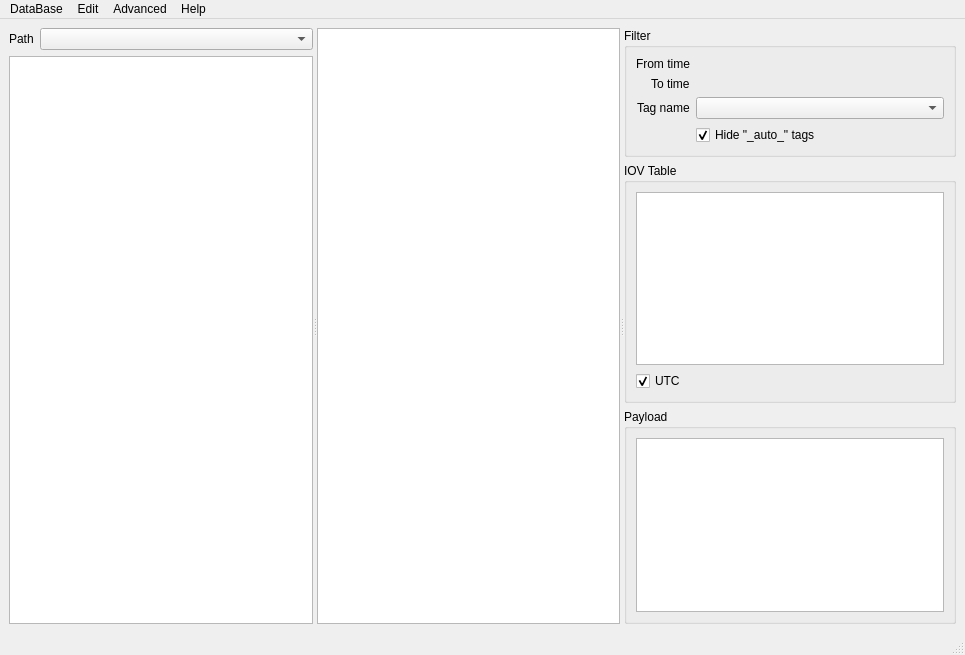
This is Tools/CondDBUI/qt_resources/MainWindow.ui in pseyfertinsecurelogin/LHCb as Qt 5 draws it before an edit. The edited form follows.
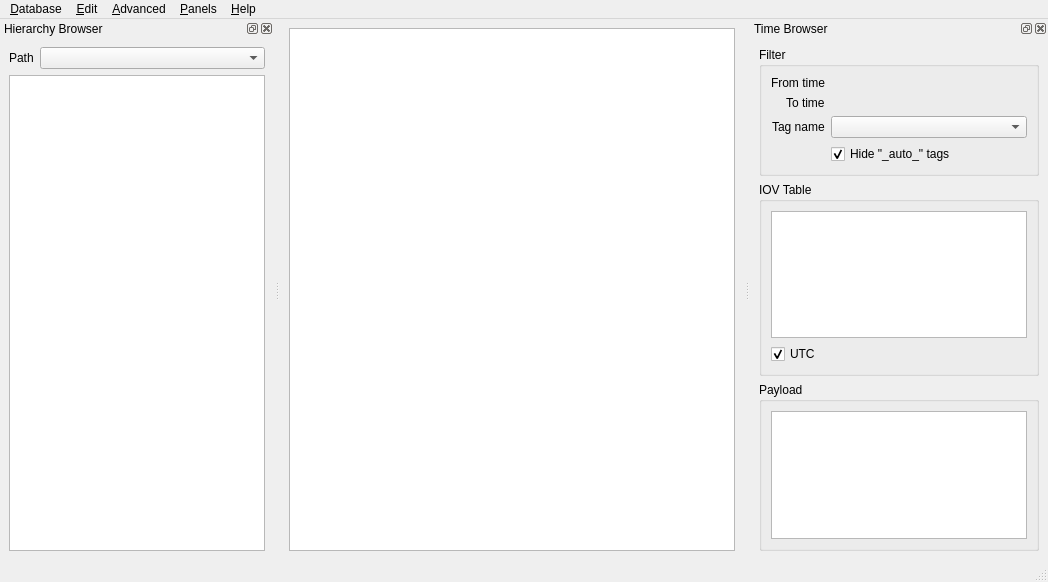
This is the edited form. Icons and pictures are not drawn. Custom widgets are drawn as their Qt base class.

```diff
--- a/Tools/CondDBUI/qt_resources/MainWindow.ui
+++ b/Tools/CondDBUI/qt_resources/MainWindow.ui
@@ -6,8 +6,8 @@
    <rect>
     <x>0</x>
     <y>0</y>
-    <width>965</width>
-    <height>655</height>
+    <width>1048</width>
+    <height>582</height>
    </rect>
   </property>
   <property name="windowTitle" >
@@ -18,244 +18,15 @@
     <normaloff>:/icons/icon.png</normaloff>:/icons/icon.png</iconset>
   </property>
   <widget class="QWidget" name="mainPanel" >
-   <layout class="QVBoxLayout" name="mainPanelLayout" >
-    <property name="margin" >
-     <number>9</number>
-    </property>
+   <layout class="QVBoxLayout" name="verticalLayout_5" >
     <item>
-     <widget class="QSplitter" name="mainWidget" >
-      <property name="orientation" >
-       <enum>Qt::Horizontal</enum>
+     <widget class="SearchableTextEdit" name="dataView" >
+      <property name="acceptDrops" >
+       <bool>false</bool>
       </property>
-      <widget class="QWidget" native="1" name="browsePanel" >
-       <layout class="QVBoxLayout" name="browsePanelLayout" >
-        <property name="margin" >
-         <number>0</number>
-        </property>
-        <item>
-         <widget class="QWidget" native="1" name="pathPanel" >
-          <layout class="QHBoxLayout" name="horizontalLayout" >
-           <property name="margin" >
-            <number>0</number>
-           </property>
-           <item>
-            <widget class="QLabel" name="pathLabel" >
-             <property name="sizePolicy" >
-              <sizepolicy vsizetype="Preferred" hsizetype="Minimum" >
-               <horstretch>0</horstretch>
-               <verstretch>0</verstretch>
-              </sizepolicy>
-             </property>
-             <property name="text" >
-              <string>Path</string>
-             </property>
-            </widget>
-           </item>
-           <item>
-            <widget class="QComboBox" name="pathComboBox" >
-             <property name="sizePolicy" >
-              <sizepolicy vsizetype="Fixed" hsizetype="Expanding" >
-               <horstretch>0</horstretch>
-               <verstretch>0</verstretch>
-              </sizepolicy>
-             </property>
-             <property name="editable" >
-              <bool>false</bool>
-             </property>
-             <property name="insertPolicy" >
-              <enum>QComboBox::NoInsert</enum>
-             </property>
-            </widget>
-           </item>
-          </layout>
-         </widget>
-        </item>
-        <item>
-         <widget class="QTreeView" name="hierarchyTreeView" >
-          <property name="editTriggers" >
-           <set>QAbstractItemView::NoEditTriggers</set>
-          </property>
-          <property name="showDropIndicator" stdset="0" >
-           <bool>false</bool>
-          </property>
-          <property name="headerHidden" >
-           <bool>true</bool>
-          </property>
-         </widget>
-        </item>
-       </layout>
-      </widget>
-      <widget class="QTextEdit" name="dataView" >
-       <property name="acceptDrops" >
-        <bool>false</bool>
-       </property>
-       <property name="undoRedoEnabled" >
-        <bool>false</bool>
-       </property>
-       <property name="acceptRichText" >
-        <bool>false</bool>
-       </property>
-       <property name="textInteractionFlags" >
-        <set>Qt::TextSelectableByKeyboard|Qt::TextSelectableByMouse</set>
-       </property>
-      </widget>
-      <widget class="QWidget" native="1" name="filterPanel" >
-       <layout class="QVBoxLayout" name="filterPanelLayout" >
-        <property name="margin" >
-         <number>0</number>
-        </property>
-        <item>
-         <widget class="QGroupBox" name="iovTagFilterGroupBox" >
-          <property name="sizePolicy" >
-           <sizepolicy vsizetype="Minimum" hsizetype="Preferred" >
-            <horstretch>0</horstretch>
-            <verstretch>0</verstretch>
-           </sizepolicy>
-          </property>
-          <property name="title" >
-           <string>Filter</string>
-          </property>
-          <layout class="QFormLayout" name="iovTagFilterLayout" >
-           <property name="fieldGrowthPolicy" >
-            <enum>QFormLayout::ExpandingFieldsGrow</enum>
-           </property>
-           <property name="labelAlignment" >
-            <set>Qt::AlignBottom|Qt::AlignRight|Qt::AlignTrailing</set>
-           </property>
-           <property name="formAlignment" >
-            <set>Qt::AlignLeading|Qt::AlignLeft|Qt::AlignTop</set>
-           </property>
-           <item row="0" column="0" >
-            <widget class="QLabel" name="sinceLabel" >
-             <property name="text" >
-              <string>From time</string>
-             </property>
-            </widget>
-           </item>
-           <item row="1" column="0" >
-            <widget class="QLabel" name="untilLabel" >
-             <property name="text" >
-              <string>To time</string>
-             </property>
-            </widget>
-           </item>
-           <item row="2" column="0" >
-            <widget class="QLabel" name="tagLabel" >
-             <property name="text" >
-              <string>Tag name</string>
-             </property>
-            </widget>
-           </item>
-           <item row="2" column="1" >
-            <widget class="QComboBox" name="tagComboBox" >
-             <property name="sizePolicy" >
-              <sizepolicy vsizetype="Fixed" hsizetype="Expanding" >
-               <horstretch>0</horstretch>
-               <verstretch>0</verstretch>
-              </sizepolicy>
-             </property>
-            </widget>
-           </item>
-           <item row="3" column="1" >
-            <widget class="QCheckBox" name="hideAutoCheckBox" >
-             <property name="toolTip" >
-              <string>If checked, the special tags starting with "_auto_" are not displayed.</string>
-             </property>
-             <property name="text" >
-              <string>Hide "_auto_" tags</string>
-             </property>
-             <property name="checked" >
-              <bool>true</bool>
-             </property>
-            </widget>
-           </item>
-           <item row="0" column="1" >
-            <widget class="TimePointEdit" native="1" name="sinceFilterWidget" >
-             <property name="sizePolicy" >
-              <sizepolicy vsizetype="Minimum" hsizetype="MinimumExpanding" >
-               <horstretch>0</horstretch>
-               <verstretch>0</verstretch>
-              </sizepolicy>
-             </property>
-            </widget>
-           </item>
-           <item row="1" column="1" >
-            <widget class="TimePointEdit" native="1" name="untilFilterWidget" >
-             <property name="sizePolicy" >
-              <sizepolicy vsizetype="Minimum" hsizetype="MinimumExpanding" >
-               <horstretch>0</horstretch>
-               <verstretch>0</verstretch>
-              </sizepolicy>
-             </property>
-            </widget>
-           </item>
-          </layout>
-         </widget>
-        </item>
-        <item>
-         <widget class="QGroupBox" name="iovTableGroupBox" >
-          <property name="sizePolicy" >
-           <sizepolicy vsizetype="Expanding" hsizetype="Expanding" >
-            <horstretch>0</horstretch>
-            <verstretch>0</verstretch>
-           </sizepolicy>
-          </property>
-          <property name="title" >
-           <string>IOV Table</string>
-          </property>
-          <layout class="QVBoxLayout" name="verticalLayout" >
-           <item>
-            <widget class="QTableView" name="iovView" >
-             <property name="enabled" >
-              <bool>true</bool>
-             </property>
-             <property name="editTriggers" >
-              <set>QAbstractItemView::NoEditTriggers</set>
-             </property>
-             <property name="selectionMode" >
-              <enum>QAbstractItemView::SingleSelection</enum>
-             </property>
-             <property name="selectionBehavior" >
-              <enum>QAbstractItemView::SelectRows</enum>
-             </property>
-            </widget>
-           </item>
-           <item>
-            <widget class="QCheckBox" name="iovUTCCheckBox" >
-             <property name="toolTip" >
-              <string>Show the IoVs as UTC</string>
-             </property>
-             <property name="text" >
-              <string>UTC</string>
-             </property>
-             <property name="checked" >
-              <bool>true</bool>
-             </property>
-            </widget>
-           </item>
-          </layout>
-         </widget>
-        </item>
-        <item>
-         <widget class="QGroupBox" name="payloadGroupBox" >
-          <property name="sizePolicy" >
-           <sizepolicy vsizetype="Expanding" hsizetype="Expanding" >
-            <horstretch>0</horstretch>
-            <verstretch>0</verstretch>
-           </sizepolicy>
-          </property>
-          <property name="title" >
-           <string>Payload</string>
-          </property>
-          <layout class="QVBoxLayout" name="verticalLayout_2" >
-           <item>
-            <widget class="QListView" name="fieldsView" />
-           </item>
-          </layout>
-         </widget>
-        </item>
-       </layout>
-      </widget>
+      <property name="textInteractionFlags" >
+       <set>Qt::TextSelectableByKeyboard|Qt::TextSelectableByMouse</set>
+      </property>
      </widget>
     </item>
    </layout>
@@ -265,13 +36,13 @@
     <rect>
      <x>0</x>
      <y>0</y>
-     <width>965</width>
-     <height>29</height>
+     <width>1048</width>
+     <height>28</height>
     </rect>
    </property>
    <widget class="QMenu" name="menuDataBase" >
     <property name="title" >
-     <string>DataBase</string>
+     <string>&amp;Database</string>
     </property>
     <widget class="QMenu" name="menuRecent" >
      <property name="title" >
@@ -298,7 +69,7 @@
    </widget>
    <widget class="QMenu" name="menuEdit" >
     <property name="title" >
-     <string>Edit</string>
+     <string>&amp;Edit</string>
     </property>
     <addaction name="actionAdd_Condition" />
     <addaction name="actionNew_Tag" />
@@ -308,7 +79,7 @@
      <bool>true</bool>
     </property>
     <property name="title" >
-     <string>Advanced</string>
+     <string>&amp;Advanced</string>
     </property>
     <addaction name="actionNew_Node" />
     <addaction name="actionDelete_Node" />
@@ -316,17 +87,263 @@
    </widget>
    <widget class="QMenu" name="menuHelp" >
     <property name="title" >
-     <string>Help</string>
+     <string>&amp;Help</string>
     </property>
     <addaction name="actionAbout" />
     <addaction name="actionAbout_Qt" />
+    <addaction name="separator" />
+    <addaction name="actionWelcome_message" />
+   </widget>
+   <widget class="QMenu" name="menuPanels" >
+    <property name="title" >
+     <string>&amp;Panels</string>
+    </property>
    </widget>
    <addaction name="menuDataBase" />
    <addaction name="menuEdit" />
    <addaction name="menuAdvanced" />
+   <addaction name="menuPanels" />
    <addaction name="menuHelp" />
   </widget>
   <widget class="QStatusBar" name="statusbar" />
+  <widget class="QDockWidget" name="filterPanel" >
+   <property name="windowTitle" >
+    <string>Time Browser</string>
+   </property>
+   <attribute name="dockWidgetArea" >
+    <number>2</number>
+   </attribute>
+   <widget class="QWidget" name="filterPanelContents" >
+    <layout class="QVBoxLayout" name="verticalLayout_4" >
+     <item>
+      <widget class="QGroupBox" name="iovTagFilterGroupBox" >
+       <property name="sizePolicy" >
+        <sizepolicy vsizetype="Minimum" hsizetype="Preferred" >
+         <horstretch>0</horstretch>
+         <verstretch>0</verstretch>
+        </sizepolicy>
+       </property>
+       <property name="title" >
+        <string>Filter</string>
+       </property>
+       <layout class="QFormLayout" name="iovTagFilterLayout" >
+        <property name="fieldGrowthPolicy" >
+         <enum>QFormLayout::ExpandingFieldsGrow</enum>
+        </property>
+        <property name="labelAlignment" >
+         <set>Qt::AlignBottom|Qt::AlignRight|Qt::AlignTrailing</set>
+        </property>
+        <property name="formAlignment" >
+         <set>Qt::AlignLeading|Qt::AlignLeft|Qt::AlignTop</set>
+        </property>
+        <item row="0" column="0" >
+         <widget class="QLabel" name="sinceLabel" >
+          <property name="text" >
+           <string>From time</string>
+          </property>
+         </widget>
+        </item>
+        <item row="0" column="1" >
+         <widget class="TimePointEdit" native="1" name="sinceFilterWidget" >
+          <property name="sizePolicy" >
+           <sizepolicy vsizetype="Minimum" hsizetype="MinimumExpanding" >
+            <horstretch>0</horstretch>
+            <verstretch>0</verstretch>
+           </sizepolicy>
+          </property>
+         </widget>
+        </item>
+        <item row="1" column="0" >
+         <widget class="QLabel" name="untilLabel" >
+          <property name="text" >
+           <string>To time</string>
+          </property>
+         </widget>
+        </item>
+        <item row="1" column="1" >
+         <widget class="TimePointEdit" native="1" name="untilFilterWidget" >
+          <property name="sizePolicy" >
+           <sizepolicy vsizetype="Minimum" hsizetype="MinimumExpanding" >
+            <horstretch>0</horstretch>
+            <verstretch>0</verstretch>
+           </sizepolicy>
+          </property>
+         </widget>
+        </item>
+        <item row="2" column="0" >
+         <widget class="QLabel" name="tagLabel" >
+          <property name="text" >
+           <string>Tag name</string>
+          </property>
+         </widget>
+        </item>
+        <item row="2" column="1" >
+         <widget class="QComboBox" name="tagComboBox" >
+          <property name="sizePolicy" >
+           <sizepolicy vsizetype="Fixed" hsizetype="Expanding" >
+            <horstretch>0</horstretch>
+            <verstretch>0</verstretch>
+           </sizepolicy>
+          </property>
+         </widget>
+        </item>
+        <item row="3" column="1" >
+         <widget class="QCheckBox" name="hideAutoCheckBox" >
+          <property name="toolTip" >
+           <string>If checked, the special tags starting with "_auto_" are not displayed.</string>
+          </property>
+          <property name="text" >
+           <string>Hide "_auto_" tags</string>
+          </property>
+          <property name="checked" >
+           <bool>true</bool>
+          </property>
+         </widget>
+        </item>
+       </layout>
+       <zorder>sinceLabel</zorder>
+       <zorder>untilLabel</zorder>
+       <zorder>tagLabel</zorder>
+       <zorder>tagComboBox</zorder>
+       <zorder>hideAutoCheckBox</zorder>
+       <zorder>sinceFilterWidget</zorder>
+       <zorder>untilFilterWidget</zorder>
+      </widget>
+     </item>
+     <item>
+      <widget class="QGroupBox" name="iovTableGroupBox" >
+       <property name="sizePolicy" >
+        <sizepolicy vsizetype="Expanding" hsizetype="Expanding" >
+         <horstretch>0</horstretch>
+         <verstretch>0</verstretch>
+        </sizepolicy>
+       </property>
+       <property name="title" >
+        <string>IOV Table</string>
+       </property>
+       <layout class="QVBoxLayout" name="verticalLayout" >
+        <item>
+         <widget class="QTableView" name="iovView" >
+          <property name="enabled" >
+           <bool>true</bool>
+          </property>
+          <property name="editTriggers" >
+           <set>QAbstractItemView::NoEditTriggers</set>
+          </property>
+          <property name="selectionMode" >
+           <enum>QAbstractItemView::SingleSelection</enum>
+          </property>
+          <property name="selectionBehavior" >
+           <enum>QAbstractItemView::SelectRows</enum>
+          </property>
+         </widget>
+        </item>
+        <item>
+         <widget class="QCheckBox" name="iovUTCCheckBox" >
+          <property name="toolTip" >
+           <string>Show the IoVs as UTC</string>
+          </property>
+          <property name="text" >
+           <string>UTC</string>
+          </property>
+          <property name="checked" >
+           <bool>true</bool>
+          </property>
+         </widget>
+        </item>
+       </layout>
+      </widget>
+     </item>
+     <item>
+      <widget class="QGroupBox" name="payloadGroupBox" >
+       <property name="sizePolicy" >
+        <sizepolicy vsizetype="Expanding" hsizetype="Expanding" >
+         <horstretch>0</horstretch>
+         <verstretch>0</verstretch>
+        </sizepolicy>
+       </property>
+       <property name="title" >
+        <string>Payload</string>
+       </property>
+       <layout class="QVBoxLayout" name="verticalLayout_2" >
+        <item>
+         <widget class="QListView" name="fieldsView" />
+        </item>
+       </layout>
+      </widget>
+     </item>
+    </layout>
+   </widget>
+  </widget>
+  <widget class="QDockWidget" name="browsePanel" >
+   <property name="windowTitle" >
+    <string>Hierarchy Browser</string>
+   </property>
+   <attribute name="dockWidgetArea" >
+    <number>1</number>
+   </attribute>
+   <widget class="QWidget" name="browsePanelContents" >
+    <layout class="QVBoxLayout" name="verticalLayout_3" >
+     <item>
+      <widget class="QWidget" native="1" name="pathPanel" >
+       <layout class="QHBoxLayout" name="horizontalLayout" >
+        <property name="margin" >
+         <number>0</number>
+        </property>
+        <item>
+         <widget class="QLabel" name="pathLabel" >
+          <property name="sizePolicy" >
+           <sizepolicy vsizetype="Preferred" hsizetype="Minimum" >
+            <horstretch>0</horstretch>
+            <verstretch>0</verstretch>
+           </sizepolicy>
+          </property>
+          <property name="text" >
+           <string>Path</string>
+          </property>
+         </widget>
+        </item>
+        <item>
+         <widget class="QComboBox" name="pathComboBox" >
+          <property name="sizePolicy" >
+           <sizepolicy vsizetype="Fixed" hsizetype="Expanding" >
+            <horstretch>0</horstretch>
+            <verstretch>0</verstretch>
+           </sizepolicy>
+          </property>
+          <property name="editable" >
+           <bool>false</bool>
+          </property>
+          <property name="insertPolicy" >
+           <enum>QComboBox::NoInsert</enum>
+          </property>
+         </widget>
+        </item>
+       </layout>
+      </widget>
+     </item>
+     <item>
+      <widget class="QTreeView" name="hierarchyTreeView" >
+       <property name="contextMenuPolicy" >
+        <enum>Qt::CustomContextMenu</enum>
+       </property>
+       <property name="editTriggers" >
+        <set>QAbstractItemView::NoEditTriggers</set>
+       </property>
+       <property name="showDropIndicator" stdset="0" >
+        <bool>false</bool>
+       </property>
+       <property name="textElideMode" >
+        <enum>Qt::ElideMiddle</enum>
+       </property>
+       <property name="headerHidden" >
+        <bool>true</bool>
+       </property>
+      </widget>
+     </item>
+    </layout>
+   </widget>
+  </widget>
   <action name="actionNew" >
    <property name="text" >
     <string>New</string>
@@ -430,6 +447,11 @@
     <signal>validityKeyChanged(cool::ValidityKey)</signal>
    </slots>
   </customwidget>
+  <customwidget>
+   <class>SearchableTextEdit</class>
+   <extends>QPlainTextEdit</extends>
+   <header>CondDBUI/Browser/Widgets.h</header>
+  </customwidget>
  </customwidgets>
  <resources>
   <include location="Resources.qrc" />
```
Left out of the diff: 563 changed lines with no effect on the pictures.
